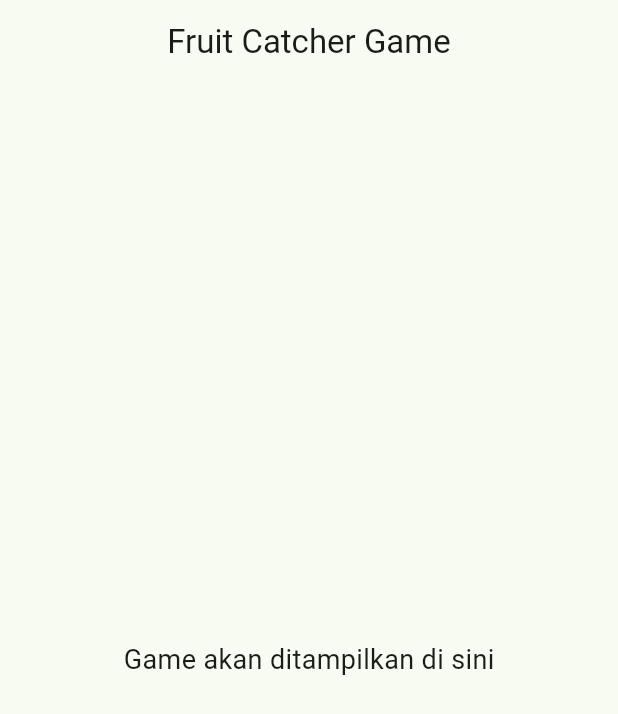
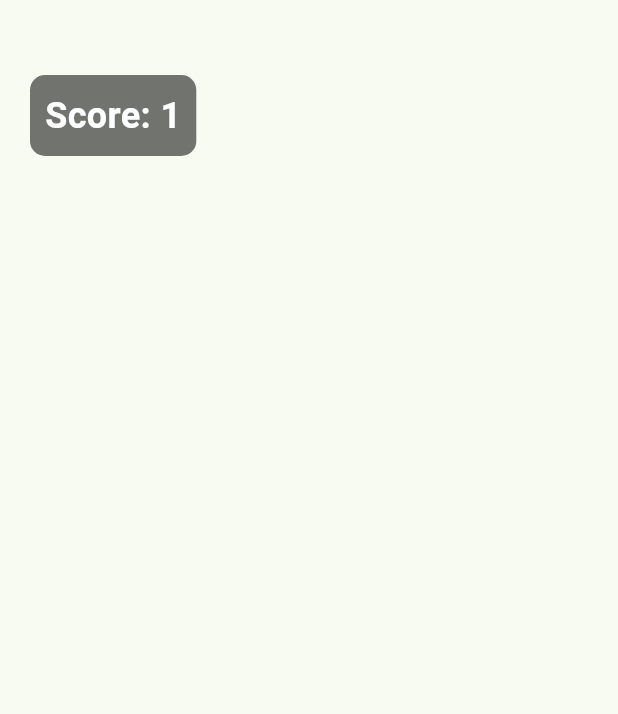
Before and after one commit to agrahafiz13/fruit_catcher_game_s6_1123150025, a Flutter app: the screen it shows after launch, on a phone screen of 412 x 824 dp. Shown: the top 714 px of the screen. Run offline on Flutter 3.47's test engine with Material 3 defaults, Android fonts, the phone set to English and light mode, and no system bars.

Commit message:
design tampilan board dan ubah ke statefull

```diff
--- a/lib/main.dart
+++ b/lib/main.dart
@@ -21,21 +21,44 @@
   }
 }
 
-class GameScreen extends StatelessWidget {
+class GameScreen extends StatefulWidget {
   const GameScreen({super.key});
+  @override
+  State<GameScreen> createState() => _GameScreenState();
+}
+
+class _GameScreenState extends State<GameScreen> {
+  @override
+  void initState() {
+    super.initState();
+  }
 
   @override
   Widget build(BuildContext context) {
     return Scaffold(
-      appBar: AppBar(
-        title: const Text('Fruit Catcher Game'),
-        centerTitle: true,
-      ),
-      body: const Center(
-        child: Text(
-          'Game akan ditampilkan di sini',
-          style: TextStyle(fontSize: 18),
-        ),
+      body: Stack(
+        children: [
+          Positioned(
+            top: 50,
+            left: 20,
+            child: Container(
+              padding: const EdgeInsets.all(10),
+              decoration: BoxDecoration(
+                color: Colors.black54,
+                borderRadius: BorderRadius.circular(10),
+              ),
+
+              child: const Text(
+                'Score: 1',
+                style: TextStyle(
+                  color: Colors.white,
+                  fontSize: 24,
+                  fontWeight: FontWeight.bold,
+                ),
+              ),
+            ), //Container
+          ), // Positioned
+        ],
       ),
     );
   }
```
